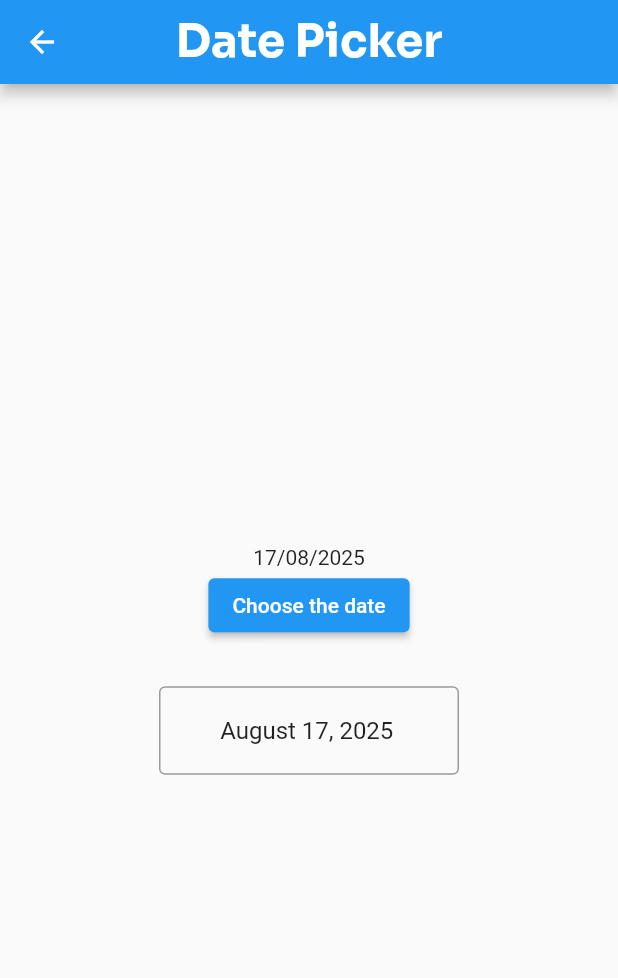
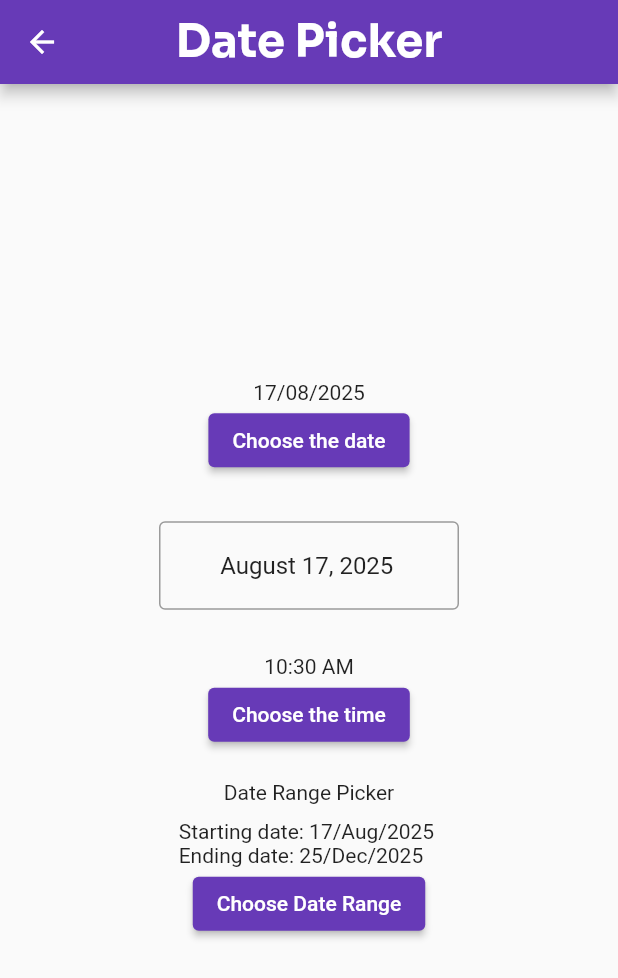
Before and after one commit to Bharath-OS/Flutter_Forms, a Flutter app: the DatePickerPage screen opened directly, on a phone screen of 412 x 824 dp. Shown: the top 978 px of the screen. Run offline on Flutter 3.47's test engine with Material 3 defaults, Android fonts, the phone set to English and light mode, and no system bars.

Commit message:
Date and time example is added

```diff
--- a/lib/datepicker.dart
+++ b/lib/datepicker.dart
@@ -10,12 +10,20 @@ class DatePickerPage extends StatefulWidget {
 
 class _DatePickerPageState extends State<DatePickerPage> {
   DateTime date = DateTime.now();
+  TimeOfDay time = TimeOfDay.now();
+  DateTime startingDate = DateTime.now();
+  DateTime endingDate = DateTime(2025, 12, 25);
   final _controller = TextEditingController();
 
   @override
   void initState() {
     super.initState();
     _controller.text = DateFormat('yMMMMd').format(date);
+    startingDate = DateTime(
+      startingDate.year,
+      startingDate.month,
+      startingDate.day,
+    );
     // _controller.text = date.toLocal().toString();
   }
 
@@ -56,9 +64,9 @@ class _DatePickerPageState extends State<DatePickerPage> {
                   onTap: () async {
                     DateTime? newDate = await showDatePicker(
                       context: context,
-                      initialDate: DateTime(2025,08,10),
-                      firstDate: DateTime(2025,1,1),
-                      lastDate: DateTime(2050,10,10),
+                      initialDate: DateTime(2025, 08, 10),
+                      firstDate: DateTime(2025, 1, 1),
+                      lastDate: DateTime(2050, 10, 10),
                       // currentDate: DateTime.now()
                       // initialEntryMode: DatePickerEntryMode.calendarOnly,
                       helpText: "Pick you BirthDay",
@@ -68,15 +76,59 @@ class _DatePickerPageState extends State<DatePickerPage> {
                       fieldLabelText: "Enter the date in month/day/year format",
                       fieldHintText: "hey",
                       errorInvalidText: "Error bro",
-                      errorFormatText: "Format error bro"
+                      errorFormatText: "Format error bro",
                     );
-                    if(newDate!=null){
+                    if (newDate != null) {
                       setState(() {
-                        _controller.text = DateFormat('dd/MM/yyyy').format(newDate);
+                        _controller.text = DateFormat(
+                          'dd/MM/yyyy',
+                        ).format(newDate);
                       });
                     }
                   },
                 ),
+              ),
+              SizedBox(height: 30),
+              Text(time.format(context)),
+              ElevatedButton(
+                onPressed: () async {
+                  TimeOfDay? chosenTime = await showTimePicker(
+                    context: context,
+                    initialTime: time,
+                    initialEntryMode: TimePickerEntryMode.input,
+                    hourLabelText: "Houur",
+                    minuteLabelText: "Minuute",
+                    errorInvalidText: "Watch what you type bro",
+                  );
+                  if (chosenTime != null) {
+                    setState(() {
+                      time = chosenTime;
+                    });
+                  }
+                },
+                child: Text("Choose the time"),
+              ),
+              SizedBox(height: 20),
+              Text("Date Range Picker"),
+              SizedBox(height: 10),
+              Text(
+                "Starting date: ${DateFormat('d/MMM/y').format(startingDate)} \nEnding date: ${DateFormat('d/MMM/y').format(endingDate)}",
+              ),
+              ElevatedButton(
+                onPressed: () async {
+                  DateTimeRange? date = await showDateRangePicker(
+                    context: context,
+                    firstDate: startingDate,
+                    lastDate: endingDate,
+                  );
+                  if (date != null) {
+                    setState(() {
+                      startingDate = date.start;
+                      endingDate = date.end;
+                    });
+                  }
+                },
+                child: Text("Choose Date Range"),
               ),
             ],
           ),
--- a/lib/main.dart
+++ b/lib/main.dart
@@ -164,7 +164,7 @@ class HomePage extends StatelessWidget {
                   context,
                   MaterialPageRoute(builder: (ctx) => DatePickerPage()),
                 ),
-                child: Text("Go to DatePicker Example Page"),
+                child: Text("Go to Time and Date picker Example Page"),
               ),
             ],
           ),
--- a/lib/themes/themes.dart
+++ b/lib/themes/themes.dart
@@ -11,5 +11,6 @@ class CustomTheme{
       ),
       centerTitle: true
     ),
+    colorScheme: ColorScheme.light().copyWith(primary: Colors.deepPurple)
   );
 }
```
